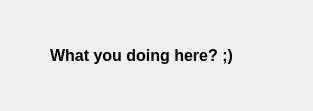
giladreich/QuickCut, file source/QuickCut/Resources/ui/ExamplesView.ui: the form before one commit.
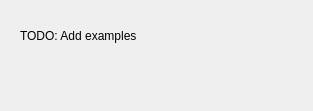
The form after the commit.

The edit to the form file:
```diff
--- a/source/QuickCut/Resources/ui/ExamplesView.ui
+++ b/source/QuickCut/Resources/ui/ExamplesView.ui
@@ -16,21 +16,14 @@
   <widget class="QLabel" name="label">
    <property name="geometry">
     <rect>
-     <x>50</x>
-     <y>20</y>
-     <width>201</width>
-     <height>71</height>
+     <x>20</x>
+     <y>10</y>
+     <width>221</width>
+     <height>51</height>
     </rect>
    </property>
-   <property name="font">
-    <font>
-     <pointsize>12</pointsize>
-     <weight>75</weight>
-     <bold>true</bold>
-    </font>
-   </property>
    <property name="text">
-    <string>What you doing here? ;)</string>
+    <string>TODO: Add examples</string>
    </property>
   </widget>
  </widget>
```
